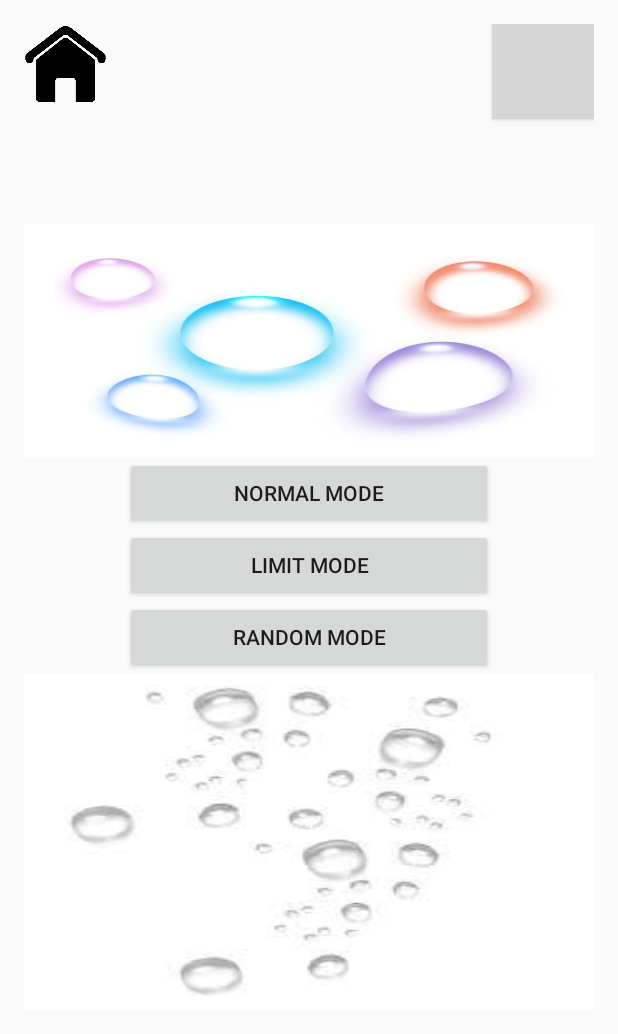
After one commit to CloudKuo/SuckBubble, an Android app: the layout sb_mode.xml on its own in the app's theme, with its tools: preview values and no code run, on a phone screen of 412 x 824 dp. The commit adds this screen. Shown: the top 1034 px of the screen. Run offline under Robolectric (Android 15) with nearby library versions, the phone set to English and light mode, and no system bars; grey boxes are pictures that could not be loaded.

Commit message:
SB_version5
Add modechange

```diff
--- /dev/null
+++ b/SB/app/src/main/res/layout/sb_mode.xml
@@ -0,0 +1,80 @@
+<?xml version="1.0" encoding="utf-8"?>
+<RelativeLayout xmlns:android="http://schemas.android.com/apk/res/android"
+
+    xmlns:tools="http://schemas.android.com/tools"
+    android:id="@+id/activity_main"
+    android:layout_width="match_parent"
+    android:layout_height="match_parent"
+    android:paddingBottom="@dimen/activity_vertical_margin"
+    android:paddingLeft="@dimen/activity_horizontal_margin"
+    android:paddingRight="@dimen/activity_horizontal_margin"
+    android:paddingTop="@dimen/activity_vertical_margin"
+    tools:context="com.example.user1.sb.SB_ModeChange">
+
+    <FrameLayout
+        android:layout_width="match_parent"
+        android:layout_height="match_parent">
+
+        <LinearLayout
+            android:orientation="vertical"
+            android:layout_width="match_parent"
+            android:layout_height="match_parent"
+            android:gravity="center"
+            android:layout_alignParentTop="true"
+            android:layout_alignParentStart="true"
+            android:layout_alignParentLeft="true">
+
+            <ImageView
+                android:layout_width="match_parent"
+                android:layout_height="155dp"
+                android:id="@+id/background1"
+                android:background="@drawable/background1"/>
+
+
+            <Button
+                android:text="Normal mode"
+                android:layout_width="245dp"
+                android:layout_height="wrap_content"
+                android:id="@+id/button" />
+
+            <Button
+                android:text="Limit mode"
+                android:layout_width="245dp"
+                android:layout_height="wrap_content"
+                android:id="@+id/button3" />
+
+            <Button
+                android:text="Random Mode"
+                android:layout_width="245dp"
+                android:layout_height="wrap_content"
+                android:id="@+id/button4" />
+
+            <ImageView
+                android:layout_width="match_parent"
+                android:layout_height="wrap_content"
+                android:id="@+id/background2"
+                android:background="@drawable/background2"/>
+
+
+        </LinearLayout>
+
+        <Button
+            android:layout_width="55dp"
+            android:layout_height="53dp"
+            android:id="@+id/home"
+            android:layout_gravity="top|left"
+            android:background="@drawable/home"/>
+
+
+        <Button
+            android:layout_width="68dp"
+            android:layout_height="63dp"
+            android:id="@+id/information"
+            android:layout_alignParentEnd="true"
+            android:layout_gravity="top|right"
+            android:background="@drawable/information"
+            android:layout_alignParentRight="true" />
+
+    </FrameLayout>
+
+</RelativeLayout>
--- a/SB/app/src/main/res/values/styles.xml
+++ b/SB/app/src/main/res/values/styles.xml
@@ -6,6 +6,7 @@
         <item name="colorPrimary">@color/colorPrimary</item>
         <item name="colorPrimaryDark">@color/colorPrimaryDark</item>
         <item name="colorAccent">@color/colorAccent</item>
+        <item name="windowBackground">@color/windowBackground</item>
     </style>
     <style name="Start" parent="@android:style/Widget.Button">
         <item name="android:gravity">center_vertical|center_horizontal</item>
```
Also changed, not shown: SB/app/src/main/res/drawable/background1.jpg (added), SB/app/src/main/res/drawable/background2.jpg (added), SB/app/src/main/res/drawable/home.png (added), SB/app/src/main/res/drawable/pause.jpg (added).
